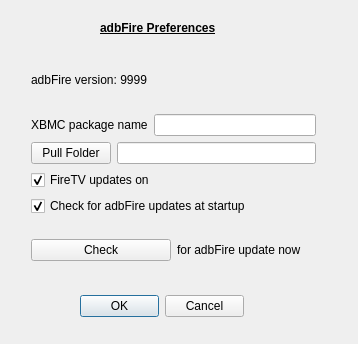
First picture: the form in preferencesdialog.ui, repository kbrack1/adbFire, before the edit.
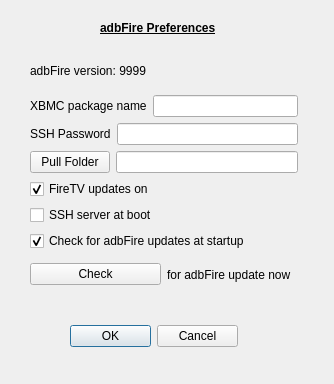
Second picture: the form after the edit.

```diff
--- a/preferencesdialog.ui
+++ b/preferencesdialog.ui
@@ -6,8 +6,8 @@
    <rect>
     <x>0</x>
     <y>0</y>
-    <width>358</width>
-    <height>344</height>
+    <width>334</width>
+    <height>384</height>
    </rect>
   </property>
   <property name="windowTitle">
@@ -18,7 +18,7 @@
     <rect>
      <x>100</x>
      <y>20</y>
-     <width>133</width>
+     <width>191</width>
      <height>16</height>
     </rect>
    </property>
@@ -29,9 +29,9 @@
   <widget class="QWidget" name="layoutWidget">
    <property name="geometry">
     <rect>
-     <x>80</x>
-     <y>290</y>
-     <width>164</width>
+     <x>70</x>
+     <y>320</y>
+     <width>168</width>
      <height>32</height>
     </rect>
    </property>
@@ -52,13 +52,13 @@
     </item>
    </layout>
   </widget>
-  <widget class="QWidget" name="">
+  <widget class="QWidget" name="layoutWidget">
    <property name="geometry">
     <rect>
-     <x>31</x>
-     <y>51</y>
-     <width>285</width>
-     <height>227</height>
+     <x>30</x>
+     <y>53</y>
+     <width>268</width>
+     <height>239</height>
     </rect>
    </property>
    <layout class="QVBoxLayout" name="verticalLayout_2">
@@ -87,6 +87,24 @@
       </item>
      </layout>
     </item>
+    <item>
+     <layout class="QHBoxLayout" name="horizontalLayout_4">
+      <item>
+       <widget class="QLabel" name="label_4">
+        <property name="text">
+         <string>SSH Password</string>
+        </property>
+       </widget>
+      </item>
+      <item>
+       <widget class="QLineEdit" name="sshpassword">
+        <property name="toolTip">
+         <string>Package name for XBMC or XBMC fork</string>
+        </property>
+       </widget>
+      </item>
+     </layout>
+    </item>
     <item>
      <layout class="QHBoxLayout" name="horizontalLayout_3">
       <item>
@@ -123,6 +141,19 @@
         </property>
        </widget>
       </item>
+      <item>
+       <widget class="QCheckBox" name="sshbox">
+        <property name="toolTip">
+         <string>&lt;html&gt;&lt;head/&gt;&lt;body&gt;&lt;p&gt;This&lt;span style=&quot; color:#c0c0c0;&quot;/&gt;disables/enables&lt;span style=&quot; color:#c0c0c0;&quot;/&gt;com.amazon.dcp&lt;/p&gt;&lt;/body&gt;&lt;/html&gt;</string>
+        </property>
+        <property name="text">
+         <string>SSH server at boot</string>
+        </property>
+        <property name="checked">
+         <bool>false</bool>
+        </property>
+       </widget>
+      </item>
       <item>
        <widget class="QCheckBox" name="versioncheck">
         <property name="toolTip">
@@ -139,7 +170,7 @@
      </layout>
     </item>
     <item>
-     <layout class="QHBoxLayout" name="horizontalLayout_4">
+     <layout class="QHBoxLayout" name="horizontalLayout_5">
       <item>
        <widget class="QPushButton" name="getUpdate">
         <property name="text">
```
